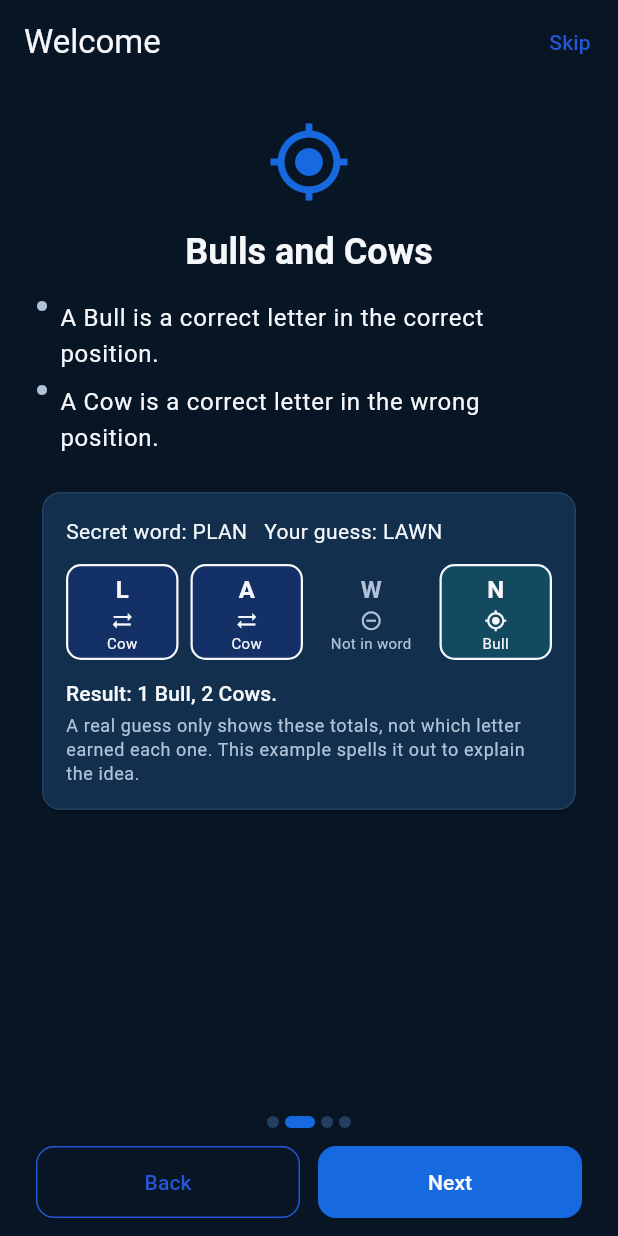
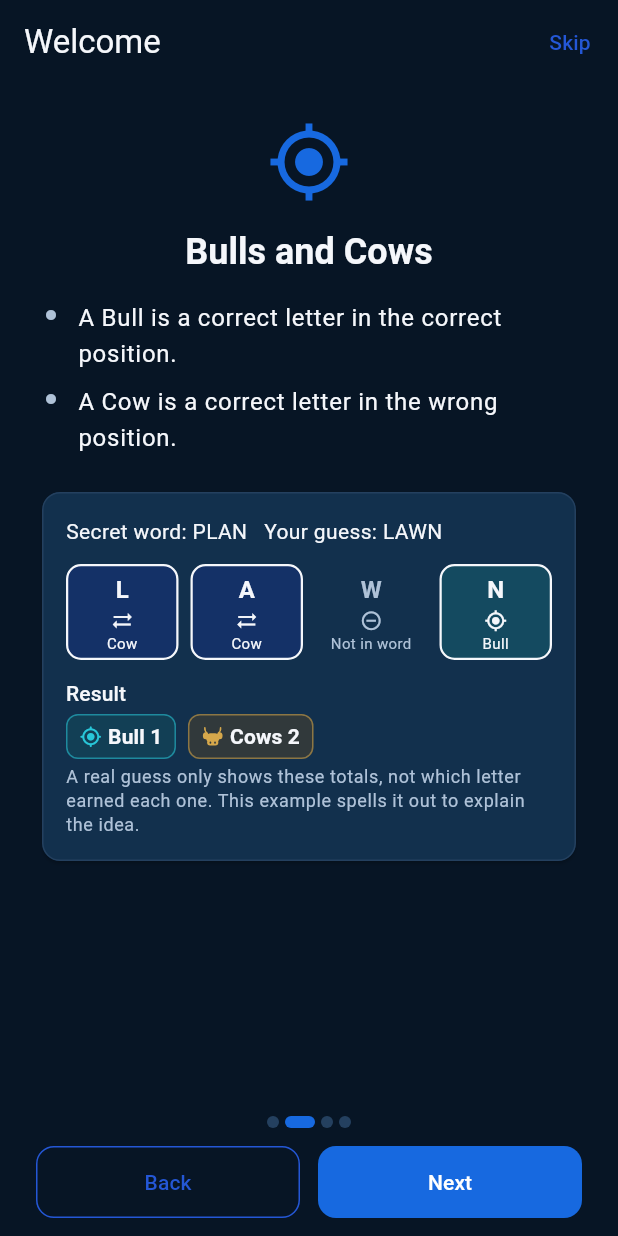
Before and after one commit to irshadmohd2002/cow-bull-quest, a Flutter app: the screen it shows after launch, after a tap on "Next", on a phone screen of 412 x 824 dp. Run offline on Flutter 3.47's test engine with Material 3 defaults, Android fonts, the phone set to English and light mode, and no system bars; our stand-ins replace audioplayers, share_plus, shared_preferences; project files that could hold a hidden picture were left out.

Commit message:
fix: align bullets and improve bulls cows feedback

```diff
--- a/lib/features/onboarding/presentation/onboarding_screen.dart
+++ b/lib/features/onboarding/presentation/onboarding_screen.dart
@@ -4,6 +4,7 @@ import 'package:flutter/material.dart';
 
 import '../../../theme/app_motion.dart';
 import '../../../theme/app_spacing.dart';
+import '../../../widgets/app_bullet_item.dart';
 import '../../../widgets/bulls_cows_example.dart';
 import '../models/onboarding_page_model.dart';
 
@@ -239,18 +240,7 @@ class _OnboardingPageView extends StatelessWidget {
           for (final bullet in page.bullets)
             Padding(
               padding: const EdgeInsets.only(bottom: AppSpacing.sm),
-              child: Row(
-                crossAxisAlignment: CrossAxisAlignment.start,
-                children: [
-                  Icon(
-                    Icons.circle,
-                    size: 8,
-                    color: colorScheme.onSurfaceVariant,
-                  ),
-                  const SizedBox(width: AppSpacing.sm),
-                  Expanded(child: Text(bullet, style: textTheme.bodyLarge)),
-                ],
-              ),
+              child: AppBulletItem(text: bullet, style: textTheme.bodyLarge),
             ),
           if (page.example) ...[
             const SizedBox(height: AppSpacing.md),
--- /dev/null
+++ b/lib/widgets/app_bullet_item.dart
@@ -0,0 +1,63 @@
+import 'package:flutter/material.dart';
+
+import '../theme/app_spacing.dart';
+
+/// One row of a bulleted list: a small decorative dot in a fixed-width
+/// leading column, followed by the item's text.
+///
+/// Shared by onboarding and any equivalent Rules/Help bullet list (see
+/// CLAUDE.md — presentation-only widgets used by 2+ features live under
+/// `widgets/`). A [Row] with [CrossAxisAlignment.start] alone puts the dot
+/// flush with the very top of the text's line box, not with the visible
+/// glyphs on the first line — body text styles carry built-in leading space
+/// above the cap height — so on a multi-line item the dot previously read
+/// as floating above/detached from the first line. [_dotTopOffset] nudges
+/// the dot down by that leading amount so it lines up with the first line
+/// specifically; it is a small fixed nudge, not a computed vertical center
+/// of the whole (possibly multi-line) paragraph, so the dot never drifts
+/// back down toward the paragraph's middle as an item wraps to more lines.
+class AppBulletItem extends StatelessWidget {
+  const AppBulletItem({super.key, required this.text, this.style});
+
+  /// The bullet's text; may wrap to multiple lines.
+  final String text;
+
+  /// Overrides the text style; defaults to [TextTheme.bodyLarge].
+  final TextStyle? style;
+
+  static const double _dotSize = 8;
+  static const double _dotTopOffset = 6;
+  static const double _leadingWidth = 20;
+
+  @override
+  Widget build(BuildContext context) {
+    final colorScheme = Theme.of(context).colorScheme;
+    final textStyle = style ?? Theme.of(context).textTheme.bodyLarge;
+
+    // excludeSemantics: true so a screen reader announces [text] exactly
+    // once, as one sentence — without it, the child Text below would also
+    // contribute its own (identical) semantics node alongside this label.
+    return Semantics(
+      label: text,
+      excludeSemantics: true,
+      child: Row(
+        crossAxisAlignment: CrossAxisAlignment.start,
+        children: [
+          SizedBox(
+            width: _leadingWidth,
+            child: Padding(
+              padding: const EdgeInsets.only(top: _dotTopOffset),
+              child: Icon(
+                Icons.circle,
+                size: _dotSize,
+                color: colorScheme.onSurfaceVariant,
+              ),
+            ),
+          ),
+          const SizedBox(width: AppSpacing.sm),
+          Expanded(child: Text(text, style: textStyle)),
+        ],
+      ),
+    );
+  }
+}
--- a/lib/widgets/bulls_cows_example.dart
+++ b/lib/widgets/bulls_cows_example.dart
@@ -1,6 +1,7 @@
 import 'package:flutter/material.dart';
 
 import '../theme/app_spacing.dart';
+import 'guess_result_badge.dart';
 
 /// A letter's status within [BullsCowsExample]'s worked guess.
 enum _LetterStatus { bull, cow, absent }
@@ -106,10 +107,21 @@ class BullsCowsExample extends StatelessWidget {
                   ),
                 ),
                 const SizedBox(height: AppSpacing.md),
-                Text(
-                  'Result: $bulls ${bulls == 1 ? 'Bull' : 'Bulls'}, '
-                  '$cows ${cows == 1 ? 'Cow' : 'Cows'}.',
-                  style: textTheme.titleSmall,
+                Text('Result', style: textTheme.titleSmall),
+                const SizedBox(height: AppSpacing.xs),
+                Wrap(
+                  spacing: AppSpacing.sm,
+                  runSpacing: AppSpacing.xs,
+                  children: [
+                    GuessResultBadge(
+                      type: GuessResultBadgeType.bull,
+                      count: bulls,
+                    ),
+                    GuessResultBadge(
+                      type: GuessResultBadgeType.cow,
+                      count: cows,
+                    ),
+                  ],
                 ),
                 const SizedBox(height: AppSpacing.xs),
                 Text(
--- /dev/null
+++ b/lib/widgets/cow_head_icon.dart
@@ -0,0 +1,101 @@
+import 'package:flutter/material.dart';
+
+/// A small, custom-drawn cow-head glyph.
+///
+/// No cow icon exists in Flutter's Material icon set — `Icons.sync_alt`
+/// (previously used as a Cow stand-in on the score badges) reads as
+/// "compare/exchange arrows", not a cow — and no cow-head image asset lives
+/// under `assets/`. Drawn as a single-tone silhouette (ears, horns, head,
+/// muzzle, with two nostril "holes" cut via [Path.combine]) so it stays
+/// legible tinted any accent color on any background, matching how [Icon]
+/// renders a built-in [IconData] at the same small sizes.
+class CowHeadIcon extends StatelessWidget {
+  const CowHeadIcon({super.key, this.size = 16, this.color});
+
+  /// The glyph's width and height; drawn to exactly fill this square.
+  final double size;
+
+  /// Defaults to the ambient [IconTheme] color, matching [Icon]'s own
+  /// default-color behavior.
+  final Color? color;
+
+  @override
+  Widget build(BuildContext context) {
+    final resolvedColor = color ?? IconTheme.of(context).color ?? Colors.black;
+    return SizedBox(
+      width: size,
+      height: size,
+      child: CustomPaint(painter: _CowHeadPainter(color: resolvedColor)),
+    );
+  }
+}
+
+class _CowHeadPainter extends CustomPainter {
+  _CowHeadPainter({required this.color});
+
+  final Color color;
+
+  @override
+  void paint(Canvas canvas, Size size) {
+    // All geometry below is authored against a fixed 24x24 viewbox, then
+    // scaled to whatever square [size] the icon is actually rendered at.
+    final scale = size.shortestSide / 24;
+    canvas.save();
+    canvas.scale(scale);
+
+    final fillPaint = Paint()
+      ..color = color
+      ..style = PaintingStyle.fill
+      ..isAntiAlias = true;
+    final hornPaint = Paint()
+      ..color = color
+      ..style = PaintingStyle.stroke
+      ..strokeWidth = 1.6
+      ..strokeCap = StrokeCap.round
+      ..isAntiAlias = true;
+
+    final leftEar = Path()..addOval(const Rect.fromLTWH(1.5, 7.5, 6, 7.5));
+    final rightEar = Path()..addOval(const Rect.fromLTWH(16.5, 7.5, 6, 7.5));
+
+    final face = Path()
+      ..addRRect(
+        RRect.fromRectAndRadius(
+          const Rect.fromLTWH(5, 8.5, 14, 10),
+          const Radius.circular(4.5),
+        ),
+      );
+    final muzzle = Path()
+      ..addRRect(
+        RRect.fromRectAndRadius(
+          const Rect.fromLTWH(6, 15, 12, 6.5),
+          const Radius.circular(3.2),
+        ),
+      );
+
+    var silhouette = Path.combine(PathOperation.union, leftEar, rightEar);
+    silhouette = Path.combine(PathOperation.union, silhouette, face);
+    silhouette = Path.combine(PathOperation.union, silhouette, muzzle);
+
+    final nostrils = Path()
+      ..addOval(const Rect.fromLTWH(8.6, 17.4, 1.9, 2.4))
+      ..addOval(const Rect.fromLTWH(13.5, 17.4, 1.9, 2.4));
+    silhouette = Path.combine(PathOperation.difference, silhouette, nostrils);
+
+    canvas.drawPath(silhouette, fillPaint);
+
+    final leftHorn = Path()
+      ..moveTo(6.2, 8.6)
+      ..quadraticBezierTo(3.2, 6.4, 3.6, 2.6);
+    final rightHorn = Path()
+      ..moveTo(17.8, 8.6)
+      ..quadraticBezierTo(20.8, 6.4, 20.4, 2.6);
+    canvas.drawPath(leftHorn, hornPaint);
+    canvas.drawPath(rightHorn, hornPaint);
+
+    canvas.restore();
+  }
+
+  @override
+  bool shouldRepaint(covariant _CowHeadPainter oldDelegate) =>
+      oldDelegate.color != color;
+}
--- /dev/null
+++ b/lib/widgets/guess_result_badge.dart
@@ -0,0 +1,111 @@
+import 'package:flutter/material.dart';
+
+import '../theme/app_spacing.dart';
+import 'cow_head_icon.dart';
+
+/// Which of the two Bulls/Cows counts a [GuessResultBadge] represents.
+enum GuessResultBadgeType { bull, cow }
+
+/// A compact, single-line badge for one Bulls/Cows total: an icon, the
+/// correctly-pluralized noun ("Bull"/"Bulls" or "Cow"/"Cows"), and the
+/// count — e.g. "🎯 Bulls 2", "🐮 Cow 1".
+///
+/// Shared by the active game's guess history and any Rules/onboarding
+/// example that shows the same aggregate-count concept (see CLAUDE.md —
+/// presentation-only widgets used by 2+ features live under `widgets/`).
+/// [icon] and [accentColor] default to this badge's [type] (a target icon
+/// in cyan for Bull, [CowHeadIcon] in gold for Cow) but can be overridden by
+/// a caller that needs different styling; count and label are always shown
+/// as text, and the icon differs by shape (not just color) between the two
+/// types, so meaning is never conveyed by color alone.
+class GuessResultBadge extends StatelessWidget {
+  const GuessResultBadge({
+    super.key,
+    required this.type,
+    required this.count,
+    this.icon,
+    this.accentColor,
+  });
+
+  /// Whether this badge shows the Bull or Cow total.
+  final GuessResultBadgeType type;
+
+  /// The count shown, and the deciding factor for singular vs. plural.
+  final int count;
+
+  /// Overrides the default per-[type] icon.
+  final Widget? icon;
+
+  /// Overrides the default per-[type] accent (icon color, border, and the
+  /// tint used to derive the badge's background).
+  final Color? accentColor;
+
+  // Mirrors AppTheme's own gold constants rather than reusing
+  // AppStatusColors.success: that role is reserved for premium/reward
+  // moments (see its class doc) and would lose that special meaning if
+  // spent on a badge shown on every guess.
+  static const Color _cowAccentLight = Color(0xFFB98525);
+  static const Color _cowAccentDark = Color(0xFFD6A84B);
+
+  @override
+  Widget build(BuildContext context) {
+    final theme = Theme.of(context);
+    final colorScheme = theme.colorScheme;
+    final isBull = type == GuessResultBadgeType.bull;
+
+    final accent =
+        accentColor ??
+        (isBull
+            ? colorScheme.tertiary
+            : (theme.brightness == Brightness.dark
+                  ? _cowAccentDark
+                  : _cowAccentLight));
+    final background = Color.lerp(accent, colorScheme.surface, 0.82)!;
+    final foreground = colorScheme.onSurface;
+
+    final noun = isBull ? 'Bull' : 'Cow';
+    final label = count == 1 ? noun : '${noun}s';
+    final resolvedIcon =
+        icon ??
+        (isBull
+            ? Icon(Icons.gps_fixed_rounded, size: 15, color: accent)
+            : CowHeadIcon(size: 15, color: accent));
+
+    return Semantics(
+      label: '$count $label',
+      excludeSemantics: true,
+      child: Container(
+        constraints: const BoxConstraints(minHeight: 30),
+        padding: const EdgeInsets.symmetric(
+          horizontal: AppSpacing.sm,
+          vertical: AppSpacing.xs,
+        ),
+        decoration: BoxDecoration(
+          color: background,
+          borderRadius: BorderRadius.circular(8),
+          border: Border.all(color: accent.withValues(alpha: 0.55)),
+        ),
+        child: FittedBox(
+          fit: BoxFit.scaleDown,
+          alignment: Alignment.centerLeft,
+          child: Row(
+            mainAxisSize: MainAxisSize.min,
+            children: [
+              resolvedIcon,
+              const SizedBox(width: AppSpacing.xs),
+              Text(
+                '$label $count',
+                maxLines: 1,
+                softWrap: false,
+                style: theme.textTheme.labelLarge?.copyWith(
+                  color: foreground,
+                  fontWeight: FontWeight.w700,
+                ),
+              ),
+            ],
+          ),
+        ),
+      ),
+    );
+  }
+}
```
Also changed, not shown: lib/features/game/presentation/widgets/guess_history_tile.dart (+24 -77 lines), lib/features/rules/presentation/rules_screen.dart (+38 -14 lines), 8 other files.
